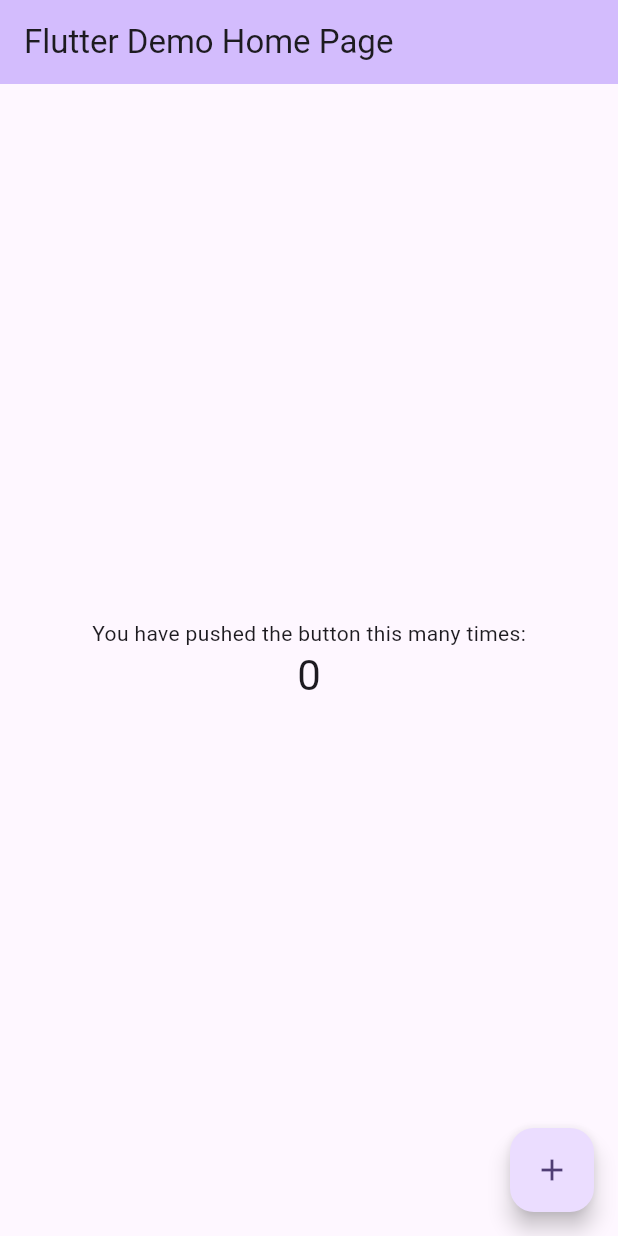
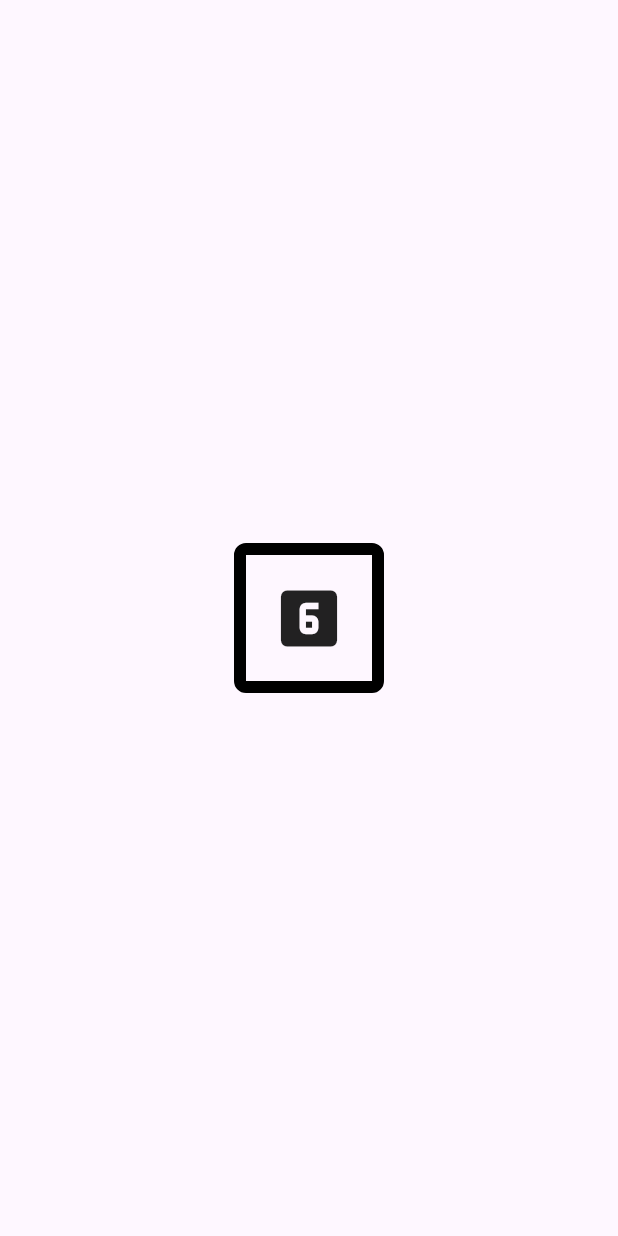
Before and after one commit to CristobalSalinas/knucklebones, a Flutter app: the screen it shows after launch, on a phone screen of 412 x 824 dp. Run offline on Flutter 3.47's test engine with Material 3 defaults, Android fonts, the phone set to English and light mode, and no system bars.

Commit message:
:art: Creando widget que contiene el dado

```diff
--- a/lib/main.dart
+++ b/lib/main.dart
@@ -1,4 +1,5 @@
 import 'package:flutter/material.dart';
+import 'package:knucklebones/screens/home.dart';
 
 void main() {
   runApp(const MyApp());
@@ -11,112 +12,8 @@ class MyApp extends StatelessWidget {
   @override
   Widget build(BuildContext context) {
     return MaterialApp(
-      title: 'Flutter Demo',
-      theme: ThemeData(
-        // This is the theme of your application.
-        //
-        // TRY THIS: Try running your application with "flutter run". You'll see
-        // the application has a purple toolbar. Then, without quitting the app,
-        // try changing the seedColor in the colorScheme below to Colors.green
-        // and then invoke "hot reload" (save your changes or press the "hot
-        // reload" button in a Flutter-supported IDE, or press "r" if you used
-        // the command line to start the app).
-        //
-        // Notice that the counter didn't reset back to zero; the application
-        // state is not lost during the reload. To reset the state, use hot
-        // restart instead.
-        //
-        // This works for code too, not just values: Most code changes can be
-        // tested with just a hot reload.
-        colorScheme: .fromSeed(seedColor: Colors.deepPurple),
-      ),
-      home: const MyHomePage(title: 'Flutter Demo Home Page'),
+      title: 'Knucklebones',
+      home: HomePage(),
     );
   }
 }
-
-class MyHomePage extends StatefulWidget {
-  const MyHomePage({super.key, required this.title});
-
-  // This widget is the home page of your application. It is stateful, meaning
-  // that it has a State object (defined below) that contains fields that affect
-  // how it looks.
-
-  // This class is the configuration for the state. It holds the values (in this
-  // case the title) provided by the parent (in this case the App widget) and
-  // used by the build method of the State. Fields in a Widget subclass are
-  // always marked "final".
-
-  final String title;
-
-  @override
-  State<MyHomePage> createState() => _MyHomePageState();
-}
-
-class _MyHomePageState extends State<MyHomePage> {
-  int _counter = 0;
-
-  void _incrementCounter() {
-    setState(() {
-      // This call to setState tells the Flutter framework that something has
-      // changed in this State, which causes it to rerun the build method below
-      // so that the display can reflect the updated values. If we changed
-      // _counter without calling setState(), then the build method would not be
-      // called again, and so nothing would appear to happen.
-      _counter++;
-    });
-  }
-
-  @override
-  Widget build(BuildContext context) {
-    // This method is rerun every time setState is called, for instance as done
-    // by the _incrementCounter method above.
-    //
-    // The Flutter framework has been optimized to make rerunning build methods
-    // fast, so that you can just rebuild anything that needs updating rather
-    // than having to individually change instances of widgets.
-    return Scaffold(
-      appBar: AppBar(
-        // TRY THIS: Try changing the color here to a specific color (to
-        // Colors.amber, perhaps?) and trigger a hot reload to see the AppBar
-        // change color while the other colors stay the same.
-        backgroundColor: Theme.of(context).colorScheme.inversePrimary,
-        // Here we take the value from the MyHomePage object that was created by
-        // the App.build method, and use it to set our appbar title.
-        title: Text(widget.title),
-      ),
-      body: Center(
-        // Center is a layout widget. It takes a single child and positions it
-        // in the middle of the parent.
-        child: Column(
-          // Column is also a layout widget. It takes a list of children and
-          // arranges them vertically. By default, it sizes itself to fit its
-          // children horizontally, and tries to be as tall as its parent.
-          //
-          // Column has various properties to control how it sizes itself and
-          // how it positions its children. Here we use mainAxisAlignment to
-          // center the children vertically; the main axis here is the vertical
-          // axis because Columns are vertical (the cross axis would be
-          // horizontal).
-          //
-          // TRY THIS: Invoke "debug painting" (choose the "Toggle Debug Paint"
-          // action in the IDE, or press "p" in the console), to see the
-          // wireframe for each widget.
-          mainAxisAlignment: .center,
-          children: [
-            const Text('You have pushed the button this many times:'),
-            Text(
-              '$_counter',
-              style: Theme.of(context).textTheme.headlineMedium,
-            ),
-          ],
-        ),
-      ),
-      floatingActionButton: FloatingActionButton(
-        onPressed: _incrementCounter,
-        tooltip: 'Increment',
-        child: const Icon(Icons.add),
-      ),
-    );
-  }
-}
--- /dev/null
+++ b/lib/screens/home.dart
@@ -0,0 +1,15 @@
+import 'package:flutter/material.dart';
+import 'package:knucklebones/widgets/dice_box.dart';
+
+class HomePage extends StatelessWidget {
+  const HomePage({super.key});
+
+  @override
+  Widget build(BuildContext context) {
+    return Scaffold(
+      body: Center(
+        child: DiceBox(value: 6)
+      ),
+    );
+  }
+}
--- /dev/null
+++ b/lib/widgets/dice_box.dart
@@ -0,0 +1,33 @@
+import 'package:flutter/material.dart';
+
+class DiceBox extends StatelessWidget {
+  const DiceBox({super.key, this.value});
+  final int? value;
+
+  static IconData _iconForValue(int value) => switch (value) {
+    1 => Icons.looks_one,
+    2 => Icons.looks_two,
+    3 => Icons.looks_3,
+    4 => Icons.looks_4,
+    5 => Icons.looks_5,
+    6 => Icons.looks_6,
+    _ => Icons.help_outline,
+  };
+
+  @override
+  Widget build(BuildContext context) {
+    final diceValue = value;
+
+    return Container(
+      width: 100,
+      height: 100,
+      decoration: BoxDecoration(
+        border: Border.all(
+          width: 8,
+        ),
+        borderRadius: BorderRadius.circular(8),
+      ),
+      child: diceValue != null ? Icon(_iconForValue(diceValue), size: 50) : null,
+    );
+  }
+}
```
